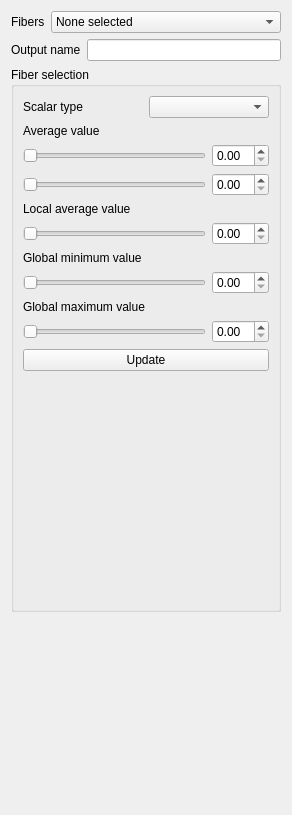
First picture: the form in branches/smeesters/plugins/testing/smeesters/ScoringTools/ScoringTools.ui, repository BackupTheBerlios/viste-tool-svn, before the edit.
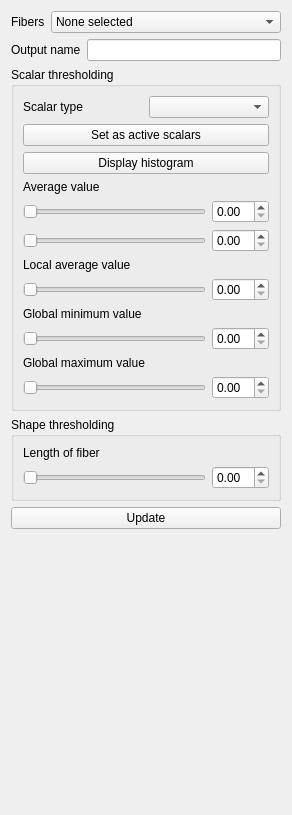
Second picture: the form after the edit.

```diff
--- a/branches/smeesters/plugins/testing/smeesters/ScoringTools/ScoringTools.ui
+++ b/branches/smeesters/plugins/testing/smeesters/ScoringTools/ScoringTools.ui
@@ -16,7 +16,7 @@
   <property name="windowTitle">
    <string>Form</string>
   </property>
-  <layout class="QVBoxLayout" name="verticalLayout_2">
+  <layout class="QVBoxLayout" name="verticalLayout_3">
    <item>
     <layout class="QGridLayout" name="gridLayout">
      <item row="0" column="0">
@@ -48,9 +48,9 @@
     </layout>
    </item>
    <item>
-    <widget class="QGroupBox" name="groupBox">
+    <widget class="QGroupBox" name="scalarGroupBox">
      <property name="title">
-      <string>Fiber selection</string>
+      <string>Scalar thresholding</string>
      </property>
      <layout class="QVBoxLayout" name="verticalLayout">
       <item>
@@ -67,6 +67,20 @@
         </item>
        </layout>
       </item>
+      <item>
+       <widget class="QPushButton" name="setActiveScalarsButton">
+        <property name="text">
+         <string>Set as active scalars</string>
+        </property>
+       </widget>
+      </item>
+      <item>
+       <widget class="QPushButton" name="displayHistogramButton">
+        <property name="text">
+         <string>Display histogram</string>
+        </property>
+       </widget>
+      </item>
       <item>
        <widget class="QLabel" name="label_4">
         <property name="text">
@@ -175,29 +189,46 @@
         </item>
        </layout>
       </item>
+     </layout>
+    </widget>
+   </item>
+   <item>
+    <widget class="QGroupBox" name="shapeGroupBox">
+     <property name="title">
+      <string>Shape thresholding</string>
+     </property>
+     <layout class="QVBoxLayout" name="verticalLayout_2">
       <item>
-       <widget class="QPushButton" name="updateButton">
+       <widget class="QLabel" name="label_8">
         <property name="text">
-         <string>Update</string>
+         <string>Length of fiber</string>
         </property>
        </widget>
       </item>
       <item>
-       <spacer name="verticalSpacer_2">
-        <property name="orientation">
-         <enum>Qt::Vertical</enum>
-        </property>
-        <property name="sizeHint" stdset="0">
-         <size>
-          <width>20</width>
-          <height>289</height>
-         </size>
-        </property>
-       </spacer>
+       <layout class="QHBoxLayout" name="horizontalLayout_7">
+        <item>
+         <widget class="QSlider" name="fiberLengthSlider">
+          <property name="orientation">
+           <enum>Qt::Horizontal</enum>
+          </property>
+         </widget>
+        </item>
+        <item>
+         <widget class="QDoubleSpinBox" name="fiberLengthSpinBox"/>
+        </item>
+       </layout>
       </item>
      </layout>
     </widget>
    </item>
+   <item>
+    <widget class="QPushButton" name="updateButton">
+     <property name="text">
+      <string>Update</string>
+     </property>
+    </widget>
+   </item>
    <item>
     <spacer name="verticalSpacer">
      <property name="orientation">
```
